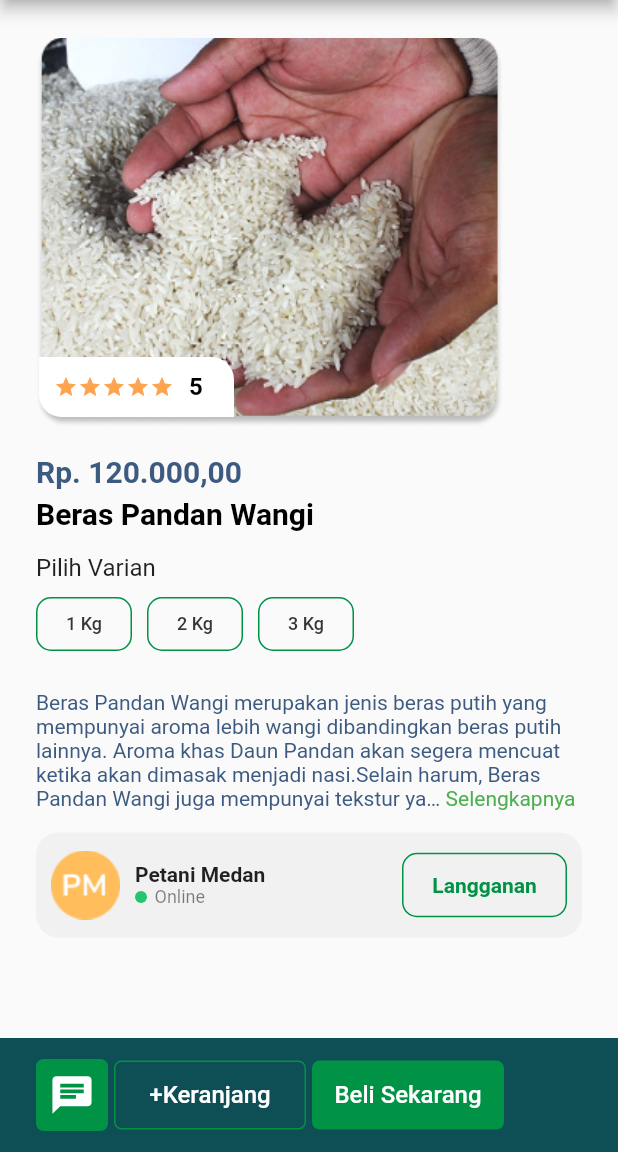
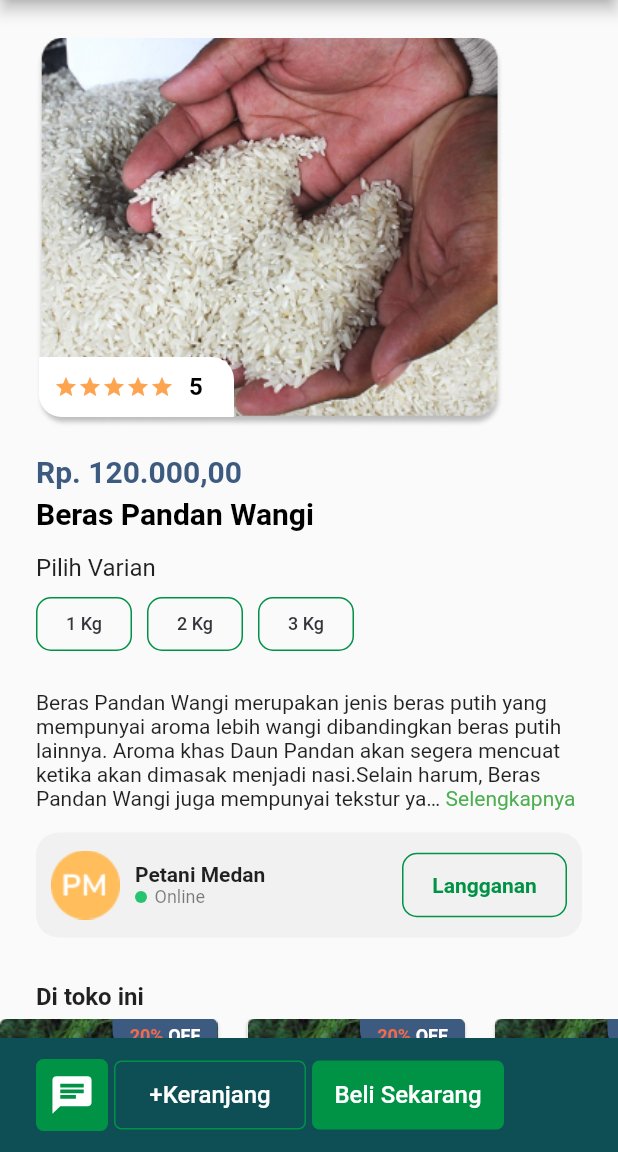
Before and after one commit to Akbarrzql/KangSayur, a Flutter app: the screen it shows after launch, on a phone screen of 412 x 824 dp, the part 84-1236 px from its top. Run offline on Flutter 3.47's test engine with Material 2 defaults, Android fonts, the light colour scheme and no system bars; drawn by our look-alikes of flutter_rating_bar, readmore; our stand-ins replace animated_splash_screen, carousel_slider, flutter_svg, google_fonts.

Commit message:
[NR] 80% detail page

```diff
--- a/lib/UI/detail/detail.dart
+++ b/lib/UI/detail/detail.dart
@@ -3,6 +3,7 @@ import 'package:flutter_svg/svg.dart';
 import 'package:kangsayur/UI/detail/detail_content.dart';
 import 'package:kangsayur/UI/detail/detail_storebox.dart';
 import 'package:kangsayur/UI/detail/detail_tokoini.dart';
+import 'package:kangsayur/UI/detail/detail_ulasan.dart';
 
 class Detail extends StatefulWidget {
   const Detail({Key? key}) : super(key: key);
@@ -40,7 +41,8 @@ class _DetailState extends State<Detail> {
       ),
       body: Stack(
         children: [
-          Column(
+          SingleChildScrollView(
+            child: Column(
               children: [
                 SizedBox(
                   height: 25,
@@ -53,8 +55,16 @@ class _DetailState extends State<Detail> {
                 SizedBox(
                   height: 15,
                 ),
-              // Detail_tokoini(),
+                Container(height: 15,),
+                Detail_tokoini(),
+                SizedBox(
+                  height: 15,
+                ),
+                // Detail_ulasan(),
+                SizedBox(
+                  height: 80,)
               ],
+            ),
           ),
           Positioned(
             bottom: 0,
--- a/lib/UI/detail/detail_content.dart
+++ b/lib/UI/detail/detail_content.dart
@@ -164,8 +164,7 @@ class _Detail_contentState extends State<Detail_content> {
                 trimCollapsedText: 'Selengkapnya',
                 trimExpandedText: 'Tutup',
                 style: TextStyle(
-                    color: Color(0xff3D5A80),
-                    fontSize: 14,
+                     fontSize: 14,
                     fontWeight: FontWeight.normal),
               ),
             ],
--- a/lib/UI/detail/detail_tokoini.dart
+++ b/lib/UI/detail/detail_tokoini.dart
@@ -12,12 +12,17 @@ class _Detail_tokoiniState extends State<Detail_tokoini> {
   @override
   Widget build(BuildContext context) {
     return Column(
+      crossAxisAlignment: CrossAxisAlignment.start,
       children: [
-        Text("Di toko ini"),
+        Padding(
+          padding: const EdgeInsets.symmetric(horizontal: 24),
+          child: Text("Di toko ini", style: TextStyle(fontSize: 16, fontWeight: FontWeight.w600),
+          ),),
         SizedBox(
           height: 5,
         ),
         SizedBox(
+          height: 248,
             width: double.infinity,
             child: Promo_List())
       ],
```
Also changed, not shown: lib/UI/detail/detail_ulasan.dart (added, +26 -0 lines). Lines whose indentation alone changed are shown as unchanged.
